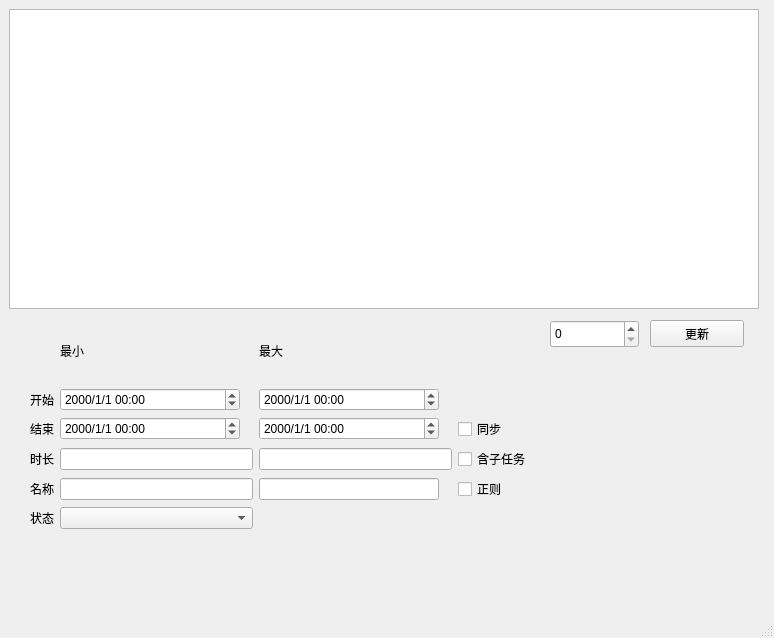
Qt form Qt_GUI/layout.ui (XuHg-zjcn/time-manager) before a commit.
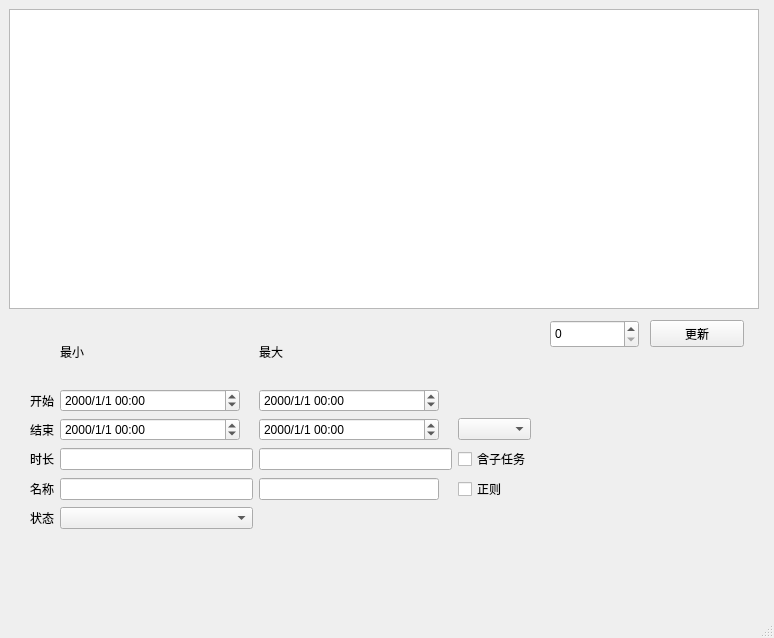
The same form after that commit. Custom widgets are drawn as their Qt base class.

Diff of the .ui file:
```diff
--- a/Qt_GUI/layout.ui
+++ b/Qt_GUI/layout.ui
@@ -170,13 +170,6 @@
        </property>
       </widget>
      </item>
-     <item row="2" column="3">
-      <widget class="QCheckBox" name="sync_start_end">
-       <property name="text">
-        <string>同步</string>
-       </property>
-      </widget>
-     </item>
      <item row="2" column="1">
       <widget class="QDateTimeEdit" name="min_end">
        <property name="maximumSize">
@@ -230,6 +223,9 @@
        </property>
       </widget>
      </item>
+     <item row="2" column="3">
+      <widget class="QComboBox" name="comboBox"/>
+     </item>
     </layout>
    </widget>
   </widget>
```
